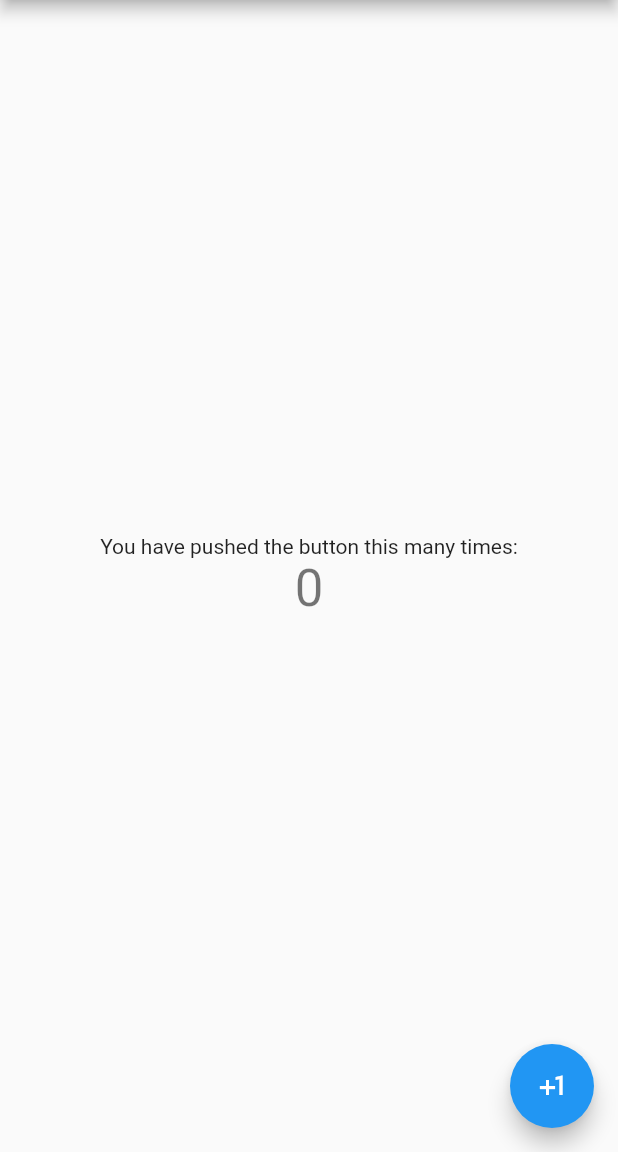
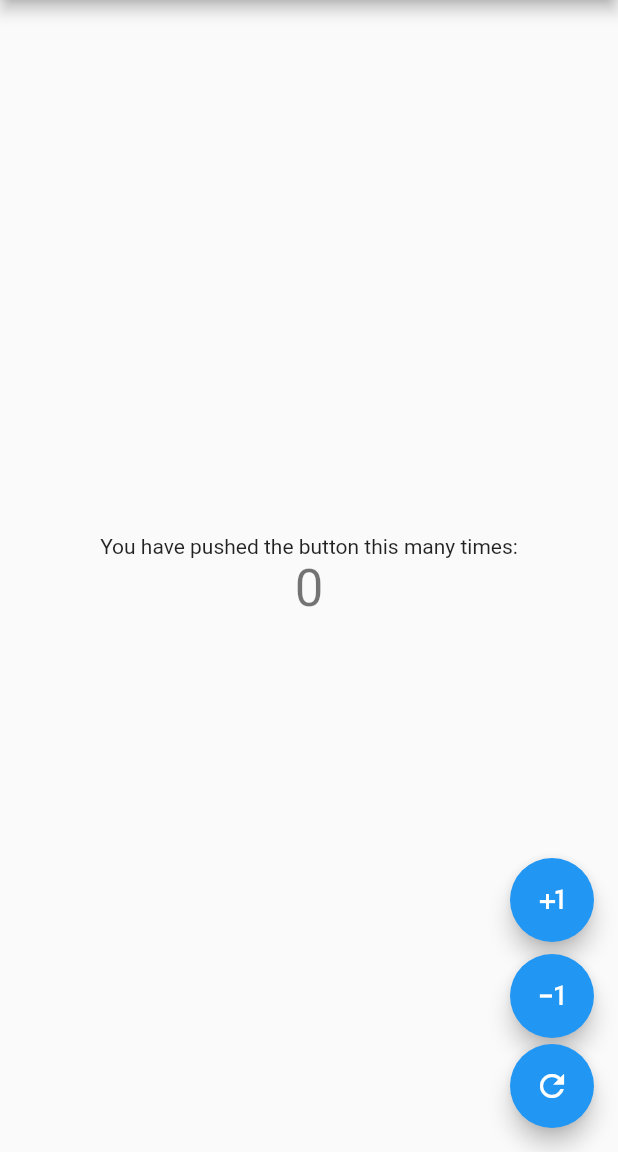
Before and after one commit to KobayashiYoh/flutter_learning, a Flutter app: the screen it shows after launch, on a phone screen of 412 x 824 dp, the part 84-1236 px from its top. Run offline on Flutter 3.47's test engine with Material 2 defaults, Android fonts, the phone set to English and light mode, and no system bars; our stand-ins replace flutter_dotenv, sqflite, table_calendar, vibration, webview_flutter; accounts and stored records are empty.

Commit message:
3種類のボタンとメソッドを作成

```diff
--- a/widget_test/lib/main.dart
+++ b/widget_test/lib/main.dart
@@ -52,12 +52,19 @@ class _MyHomePageState extends State<MyHomePage> {
 
   void _incrementCounter() {
     setState(() {
-      // This call to setState tells the Flutter framework that something has
-      // changed in this State, which causes it to rerun the build method below
-      // so that the display can reflect the updated values. If we changed
-      // _counter without calling setState(), then the build method would not be
-      // called again, and so nothing would appear to happen.
       _counter++;
+    });
+  }
+
+  void _decrementCounter() {
+    setState(() {
+      _counter--;
+    });
+  }
+
+  void _resetCounter() {
+    setState(() {
+      _counter = 0;
     });
   }
 
@@ -105,10 +112,27 @@ class _MyHomePageState extends State<MyHomePage> {
           ],
         ),
       ),
-      floatingActionButton: FloatingActionButton(
-        onPressed: _incrementCounter,
-        tooltip: 'Increment',
-        child: const Icon(Icons.plus_one),
+      floatingActionButton: Column(
+        mainAxisAlignment: MainAxisAlignment.end,
+        children: [
+          FloatingActionButton(
+            onPressed: _incrementCounter,
+            tooltip: 'Increment',
+            child: const Icon(Icons.plus_one),
+          ),
+          const SizedBox(height: 8.0),
+          FloatingActionButton(
+            onPressed: _decrementCounter,
+            tooltip: 'Decrement',
+            child: const Icon(Icons.exposure_minus_1),
+          ),
+          const SizedBox(height: 4.0),
+          FloatingActionButton(
+            onPressed: _resetCounter,
+            tooltip: 'Reset',
+            child: const Icon(Icons.refresh),
+          ),
+        ],
       ), // This trailing comma makes auto-formatting nicer for build methods.
     );
   }
```
